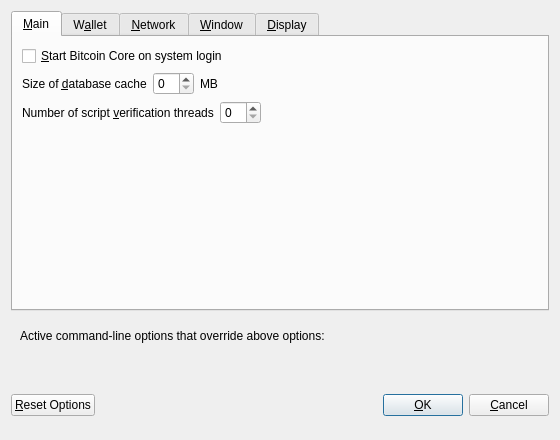
Qt form src/qt/forms/optionsdialog.ui (CoinBlack/blackcoin-more) before a commit.
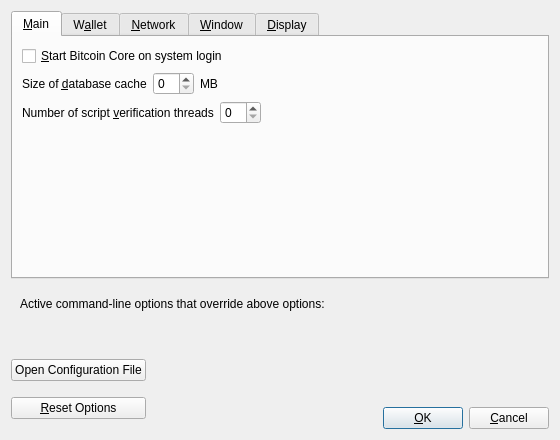
The same form after that commit. Custom widgets are drawn as their Qt base class.

Commit message: Add a button to open the config file in a text editor

```diff
--- a/src/qt/forms/optionsdialog.ui
+++ b/src/qt/forms/optionsdialog.ui
@@ -692,6 +692,21 @@
    <item>
     <layout class="QHBoxLayout" name="horizontalLayout_Buttons">
      <item>
+      <layout class="QVBoxLayout" name="verticalLayout_Buttons">
+       <item>
+        <widget class="QPushButton" name="openBitcoinConfButton">
+         <property name="toolTip">
+          <string>Open the %1 configuration file from the working directory.</string>
+         </property>
+         <property name="text">
+          <string>Open Configuration File</string>
+         </property>
+         <property name="autoDefault">
+          <bool>false</bool>
+         </property>
+        </widget>
+       </item>
+       <item>
       <widget class="QPushButton" name="resetButton">
        <property name="toolTip">
         <string>Reset all client options to default.</string>
@@ -704,6 +719,8 @@
        </property>
       </widget>
      </item>
+      </layout>
+     </item>
      <item>
       <spacer name="horizontalSpacer_1">
        <property name="orientation">
@@ -756,6 +773,23 @@
       </spacer>
      </item>
      <item>
+      <layout class="QVBoxLayout" name="verticalLayout_4">
+       <item>
+        <spacer name="verticalSpacer">
+         <property name="orientation">
+          <enum>Qt::Vertical</enum>
+         </property>
+         <property name="sizeHint" stdset="0">
+          <size>
+           <width>20</width>
+           <height>40</height>
+          </size>
+         </property>
+        </spacer>
+       </item>
+       <item>
+        <layout class="QHBoxLayout" name="horizontalLayout">
+         <item>
       <widget class="QPushButton" name="okButton">
        <property name="text">
         <string>&amp;OK</string>
@@ -777,6 +811,10 @@
         <bool>false</bool>
        </property>
       </widget>
+         </item>
+        </layout>
+       </item>
+      </layout>
      </item>
     </layout>
    </item>
```
Lines whose indentation alone changed are shown as unchanged. The commit also changes 4 other files.
